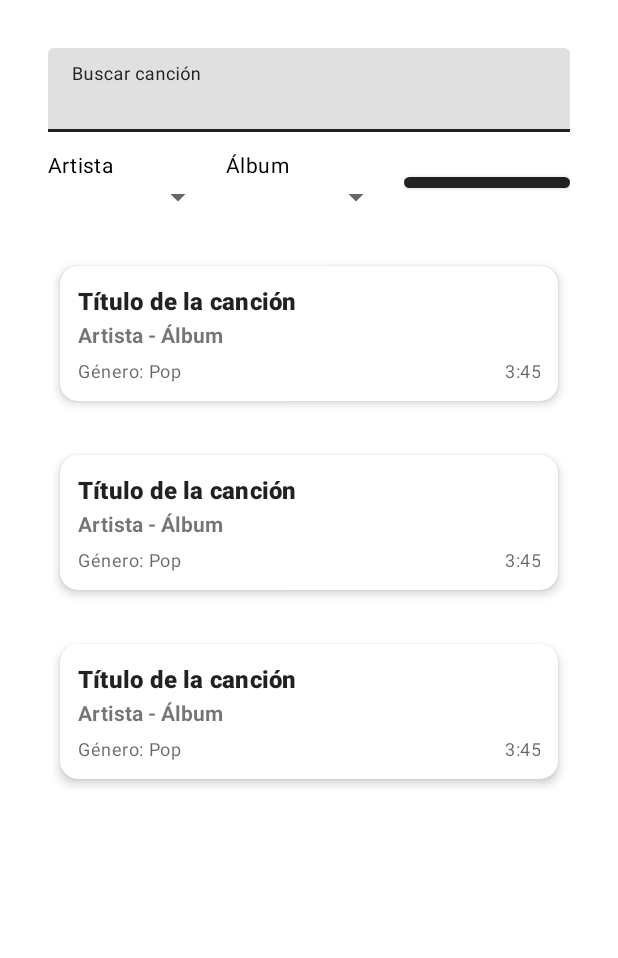
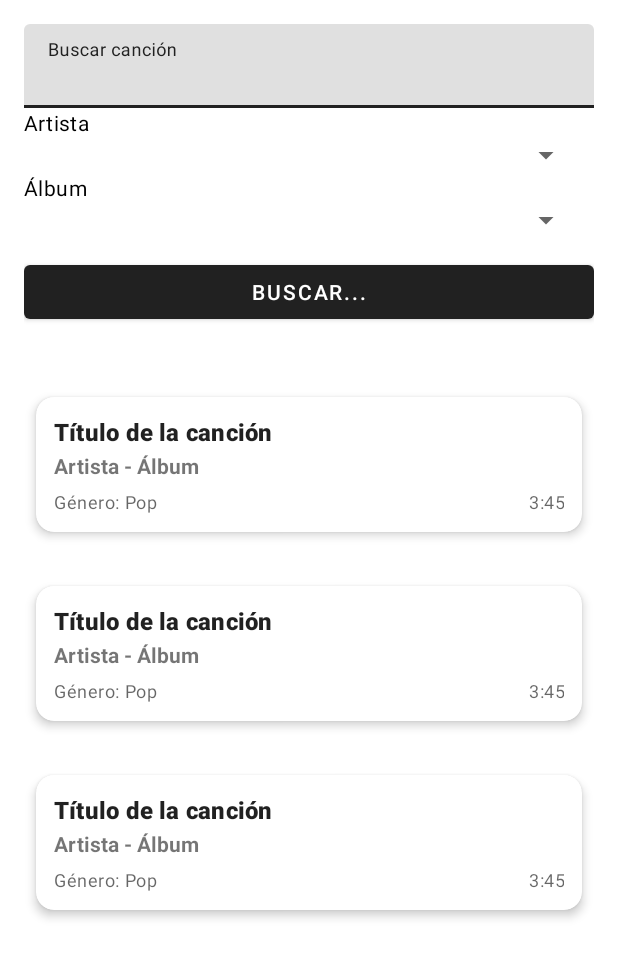
Before and after one commit to ArturDuar/MusicCat, an Android app: the layout activity_songs.xml on its own in the app's theme, with its tools: preview values and no code run, on a phone screen of 412 x 824 dp. Shown: the top 958 px of the screen. Run offline under Robolectric (Android 15) with nearby library versions, the light colour scheme and no system bars.

Commit message:
Fix styles of the views

```diff
--- a/app/src/main/res/layout/activity_songs.xml
+++ b/app/src/main/res/layout/activity_songs.xml
@@ -5,19 +5,26 @@
     android:id="@+id/main"
     android:layout_width="match_parent"
     android:layout_height="match_parent"
+    android:fitsSystemWindows="true"
+    tools:context=".SongsActivity">
+
+
+    <LinearLayout
+        android:id="@+id/filter_row"
+        android:layout_width="0dp"
+        android:layout_height="wrap_content"
+        android:orientation="vertical"
+        android:weightSum="3"
         android:layout_margin="16dp"
-    android:fitsSystemWindows="true"
-    android:padding="16dp"
-    tools:context=".SongsActivity">
+        app:layout_constraintEnd_toEndOf="parent"
+        app:layout_constraintStart_toStartOf="parent"
+        app:layout_constraintTop_toTopOf="parent">
 
         <com.google.android.material.textfield.TextInputLayout
             android:id="@+id/search_input_layout"
-        android:layout_width="0dp"
+            android:layout_width="match_parent"
             android:layout_height="wrap_content"
             android:hint="@string/buscar_cancion"
-        app:layout_constraintEnd_toEndOf="parent"
-        app:layout_constraintStart_toStartOf="parent"
-        app:layout_constraintTop_toTopOf="parent"
             app:startIconTint="@color/black">
 
             <com.google.android.material.textfield.TextInputEditText
@@ -29,23 +36,13 @@
                 android:singleLine="true" />
         </com.google.android.material.textfield.TextInputLayout>
 
-    <LinearLayout
-        android:id="@+id/filter_row"
-        android:layout_width="0dp"
-        android:layout_height="wrap_content"
-        android:orientation="horizontal"
-        android:weightSum="3"
-        android:layout_marginTop="12dp"
-        app:layout_constraintTop_toBottomOf="@+id/search_input_layout"
-        app:layout_constraintStart_toStartOf="parent"
-        app:layout_constraintEnd_toEndOf="parent">
 
         <LinearLayout
-            android:layout_width="0dp"
+            android:layout_width="match_parent"
             android:layout_height="wrap_content"
+            android:layout_marginEnd="8dp"
             android:layout_weight="1"
-            android:orientation="vertical"
-            android:layout_marginEnd="8dp">
+            android:orientation="vertical">
 
             <TextView
                 android:layout_width="wrap_content"
@@ -62,11 +59,11 @@
         </LinearLayout>
 
         <LinearLayout
-            android:layout_width="0dp"
+            android:layout_width="match_parent"
             android:layout_height="wrap_content"
+            android:layout_marginEnd="8dp"
             android:layout_weight="1"
-            android:orientation="vertical"
-            android:layout_marginEnd="8dp">
+            android:orientation="vertical">
 
             <TextView
                 android:layout_width="wrap_content"
@@ -83,18 +80,19 @@
         </LinearLayout>
 
         <LinearLayout
-            android:layout_width="0dp"
+            android:layout_width="match_parent"
             android:layout_height="match_parent"
             android:layout_weight="1"
-            android:orientation="vertical"
-            android:gravity="bottom">
+            android:gravity="bottom"
+            android:orientation="vertical">
+
             <Button
                 android:id="@+id/btn_buscar"
                 android:layout_width="match_parent"
                 android:layout_height="wrap_content"
-                android:text="@string/buscar"
+                android:layout_marginTop="12dp"
                 android:layout_marginBottom="12dp"
-                android:layout_marginTop="12dp" />
+                android:text="@string/buscar" />
         </LinearLayout>
 
     </LinearLayout>
@@ -103,7 +101,7 @@
         android:id="@+id/rv_songs"
         android:layout_width="0dp"
         android:layout_height="0dp"
-        android:layout_marginTop="16dp"
+        android:layout_margin="16dp"
         app:layout_constraintTop_toBottomOf="@+id/filter_row"
         app:layout_constraintBottom_toBottomOf="parent"
         app:layout_constraintStart_toStartOf="parent"
```
Also changed, not shown: app/src/main/java/edu/udb/investigaciondsm2/data/DatabaseHelper.kt (+87 -0 lines), app/src/main/res/layout/album_details.xml (+0 -18 lines). Lines whose indentation alone changed are shown as unchanged.
